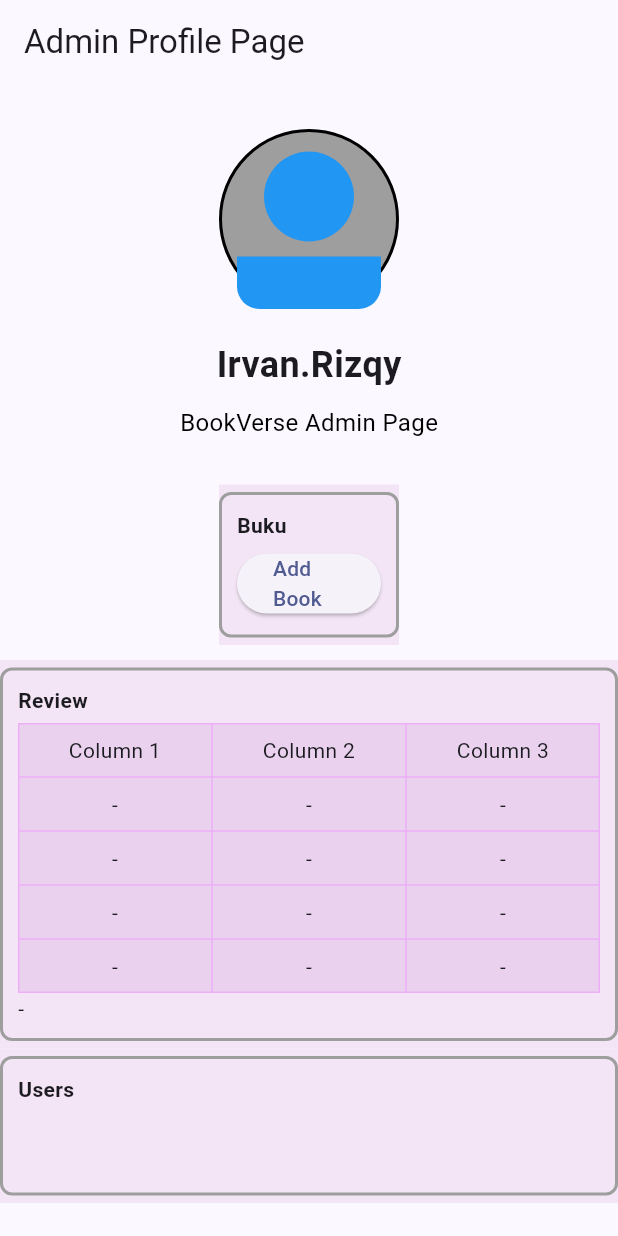
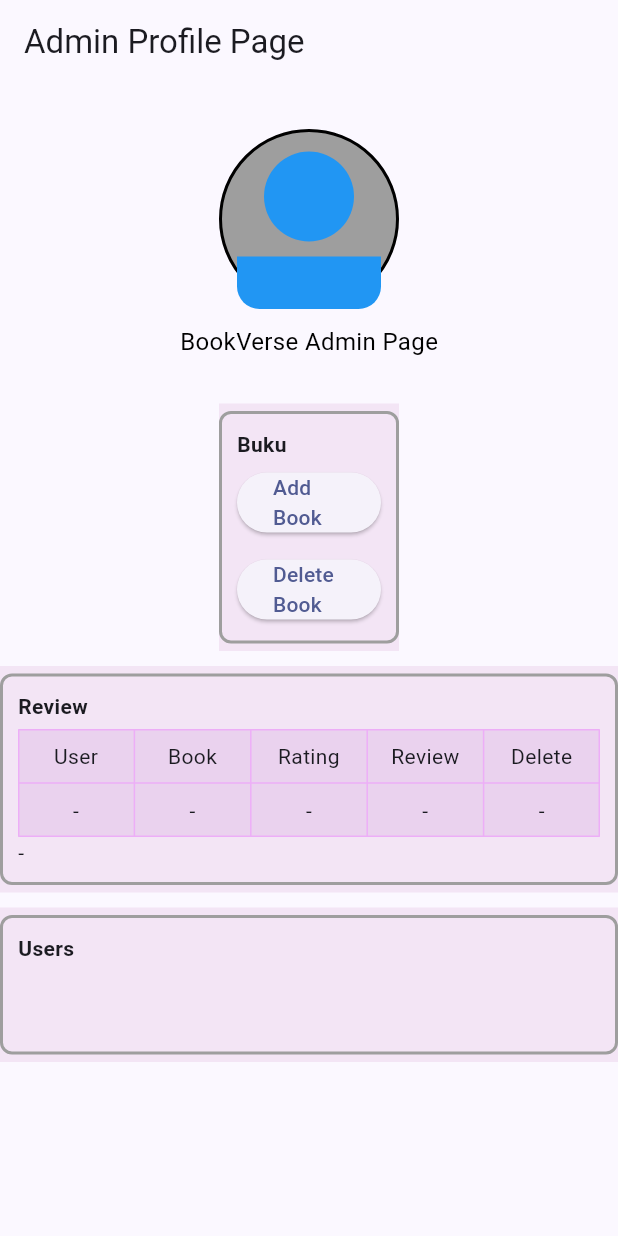
Before and after one commit to A-05-PBP-A/Bookverse-mobile, a Flutter app: the AdminPage screen opened directly, on a phone screen of 412 x 824 dp. Run offline on Flutter 3.47's test engine with Material 3 defaults, Android fonts, the phone set to English and light mode, and no system bars; our stand-ins replace flutter_rating_bar; missing offline and left inert: pbp_django_auth; accounts and stored records are empty; network calls fail.

Commit message:
small update

```diff
--- a/lib/admin/screens/book_inputform.dart
+++ b/lib/admin/screens/book_inputform.dart
@@ -51,7 +51,7 @@ class Book {
 }
 
 Future<void> addBook(Book book) async {
-  final Uri url = Uri.parse('http://127.0.0.1:8000/add_book/');
+  final Uri url = Uri.parse('http://bookverse-a05-tk.pbp.cs.ui.ac.id/add_book/');
   final Map<String, String> headers = {"Content-Type": "application/json"};
 
   final response = await http.post(
@@ -104,7 +104,7 @@ class FormInputPage extends StatelessWidget {
                   children: [
                     ElevatedButton(
                       onPressed: () {
-                        // Handle submit logic (masih harus di integrasi)
+                        //submit logic
                       },
                       child: const Text('Submit'),
                     ),
--- a/lib/admin/screens/delete_book.dart
+++ b/lib/admin/screens/delete_book.dart
@@ -21,7 +21,7 @@ class _DeleteBookScreenState extends State<DeleteBookScreen> {
   }
 
   Future<void> fetchBooks() async {
-    final Uri url = Uri.parse('http://127.0.0.1:8000/get-books/'); // Replace with your actual API endpoint
+    final Uri url = Uri.parse('http://bookverse-a05-tk.pbp.cs.ui.ac.id/get-books/');
     final Map<String, String> headers = {"Content-Type": "application/json"};
 
     try {
--- a/lib/admin/screens/overseer_page.dart
+++ b/lib/admin/screens/overseer_page.dart
@@ -1,3 +1,4 @@
+import 'package:bookverse_mobile/admin/screens/delete_book.dart';
 import 'package:flutter/material.dart';
 import 'package:bookverse_mobile/admin/screens/book_inputform.dart';
 
@@ -15,6 +16,8 @@ class ProfileApp extends StatelessWidget {
 }
 
 class AdminPage extends StatelessWidget {
+  const AdminPage({super.key});
+
   @override
   Widget build(BuildContext context) {
     return Scaffold(
@@ -72,14 +75,6 @@ class AdminPage extends StatelessWidget {
                   ),
                 ],
               ),
-              SizedBox(height: 20),
-              Text(
-                'Irvan.Rizqy', //Username
-                style: TextStyle(
-                  fontSize: 24,
-                  fontWeight: FontWeight.bold,
-                ),
-              ),
               SizedBox(height: 10),
               Text(
                 'BookVerse Admin Page',
@@ -98,14 +93,11 @@ class AdminPage extends StatelessWidget {
                     child: _buildInfoBoxWithButton(context, 'Buku'),
                   ),
                   SizedBox(height: 10),
-                  Wrap(
-                    alignment: WrapAlignment.center,
-                    spacing: 20,
-                    children: [
                   Container(
                     color: Colors.purple.shade50,
                     child: _buildInfoBox('Review', '-'),
                   ),
+                  SizedBox(height: 10),
                   Container(
                     color: Colors.purple.shade50,
                     child: _buildInfoBox('Users', ''),
@@ -113,8 +105,6 @@ class AdminPage extends StatelessWidget {
                 ],
               ),
               SizedBox(height: 30),
-                ],
-              ),
             ],
           ),
         ),
@@ -147,25 +137,35 @@ class AdminPage extends StatelessWidget {
           SizedBox(height: 5),
           content == '-'
             ? Table(
-                border: TableBorder.all(color: Color.fromARGB(255, 237, 174, 247)), // Change border color to light purple
+                border: TableBorder.all(color: Color.fromARGB(255, 237, 174, 247)),
                 defaultVerticalAlignment: TableCellVerticalAlignment.middle,
                 children: [
                   TableRow(
                     children: [
                       Container(
                         padding: EdgeInsets.all(8),
-                        color: Colors.purple.withOpacity(0.1), // Light purple background
-                        child: Text('Column 1', textAlign: TextAlign.center),
+                        color: Colors.purple.withOpacity(0.1),
+                        child: Text('User', textAlign: TextAlign.center),
                       ),
                       Container(
                         padding: EdgeInsets.all(8),
-                        color: Colors.purple.withOpacity(0.1), // Light purple background
-                        child: Text('Column 2', textAlign: TextAlign.center),
+                        color: Colors.purple.withOpacity(0.1),
+                        child: Text('Book', textAlign: TextAlign.center),
                       ),
                       Container(
                         padding: EdgeInsets.all(8),
-                        color: Colors.purple.withOpacity(0.1), // Light purple background
-                        child: Text('Column 3', textAlign: TextAlign.center),
+                        color: Colors.purple.withOpacity(0.1),
+                        child: Text('Rating', textAlign: TextAlign.center),
+                      ),
+                      Container(
+                        padding: EdgeInsets.all(8),
+                        color: Colors.purple.withOpacity(0.1),
+                        child: Text('Review', textAlign: TextAlign.center),
+                      ),
+                      Container(
+                        padding: EdgeInsets.all(8),
+                        color: Colors.purple.withOpacity(0.1),
+                        child: Text('Delete', textAlign: TextAlign.center),
                       ),
                     ],
                   ),
@@ -181,53 +181,6 @@ class AdminPage extends StatelessWidget {
                         color: Colors.purple.withOpacity(0.1), // Light purple background
                         child: Text('-', textAlign: TextAlign.center),
                       ),
-                      Container(
-                        padding: EdgeInsets.all(8),
-                        color: Colors.purple.withOpacity(0.1), // Light purple background
-                        child: Text('-', textAlign: TextAlign.center),
-                      ),
-                    ],
-                  ),
-                  TableRow(
-                    children: [
-                      Container(
-                        padding: EdgeInsets.all(8),
-                        color: Colors.purple.withOpacity(0.1), // Light purple background
-                        child: Text('-', textAlign: TextAlign.center),
-                      ),
-                      Container(
-                        padding: EdgeInsets.all(8),
-                        color: Colors.purple.withOpacity(0.1), // Light purple background
-                        child: Text('-', textAlign: TextAlign.center),
-                      ),
-                      Container(
-                        padding: EdgeInsets.all(8),
-                        color: Colors.purple.withOpacity(0.1), // Light purple background
-                        child: Text('-', textAlign: TextAlign.center),
-                      ),
-                    ],
-                  ),
-                  TableRow(
-                    children: [
-                      Container(
-                        padding: EdgeInsets.all(8),
-                        color: Colors.purple.withOpacity(0.1), // Light purple background
-                        child: Text('-', textAlign: TextAlign.center),
-                      ),
-                      Container(
-                        padding: EdgeInsets.all(8),
-                        color: Colors.purple.withOpacity(0.1), // Light purple background
-                        child: Text('-', textAlign: TextAlign.center),
-                      ),
-                      Container(
-                        padding: EdgeInsets.all(8),
-                        color: Colors.purple.withOpacity(0.1), // Light purple background
-                        child: Text('-', textAlign: TextAlign.center),
-                      ),
-                    ],
-                  ),
-                  TableRow(
-                    children: [
                       Container(
                         padding: EdgeInsets.all(8),
                         color: Colors.purple.withOpacity(0.1), // Light purple background
@@ -267,7 +220,7 @@ Widget _buildInfoBoxWithButton(BuildContext context, String label) {
     decoration: BoxDecoration(
       border: Border.all(
       color: Colors.grey,
-      width: 2.0, // Set the border width to make it thicker
+      width: 2.0,
     ),
       borderRadius: BorderRadius.circular(8),
     ),
@@ -290,6 +243,16 @@ Widget _buildInfoBoxWithButton(BuildContext context, String label) {
           },
           child: Text('Add Book'),
         ),
+        SizedBox(height: 10),
+        ElevatedButton(
+          onPressed: () {
+            Navigator.push(
+              context,
+              MaterialPageRoute(builder: (context) => DeleteBookScreen()),
+            );
+          },
+          child: Text('Delete Book'),
+        ),
       ],
     ),
   );
--- a/lib/main.dart
+++ b/lib/main.dart
@@ -6,6 +6,7 @@ import 'package:bookverse_mobile/bookList/screens/landing_page.dart';
 import 'package:pbp_django_auth/pbp_django_auth.dart';
 import 'package:provider/provider.dart';
 import 'package:bookverse_mobile/user_profile/models/user_model.dart';
+import 'package:bookverse_mobile/admin/screens/overseer_page.dart';
 
 void main() {
   runApp(
@@ -55,6 +56,7 @@ class _MyNavBarState extends State<MyNavBar> {
     const MyHomePage(),
     const BookFormPage(),
     UserPage(),
+    const AdminPage(),
   ];
 
   void _onItemTapped(int index) {
@@ -84,6 +86,10 @@ class _MyNavBarState extends State<MyNavBar> {
             icon: Icon(Icons.person),
             label: 'User',
           ),
+          BottomNavigationBarItem(
+            icon: Icon(Icons.build_circle_sharp),
+            label: 'Admin',
+          ),
         ],
         currentIndex: _selectedIndex,
         selectedItemColor: Colors.black,
```
Lines whose indentation alone changed are shown as unchanged.
